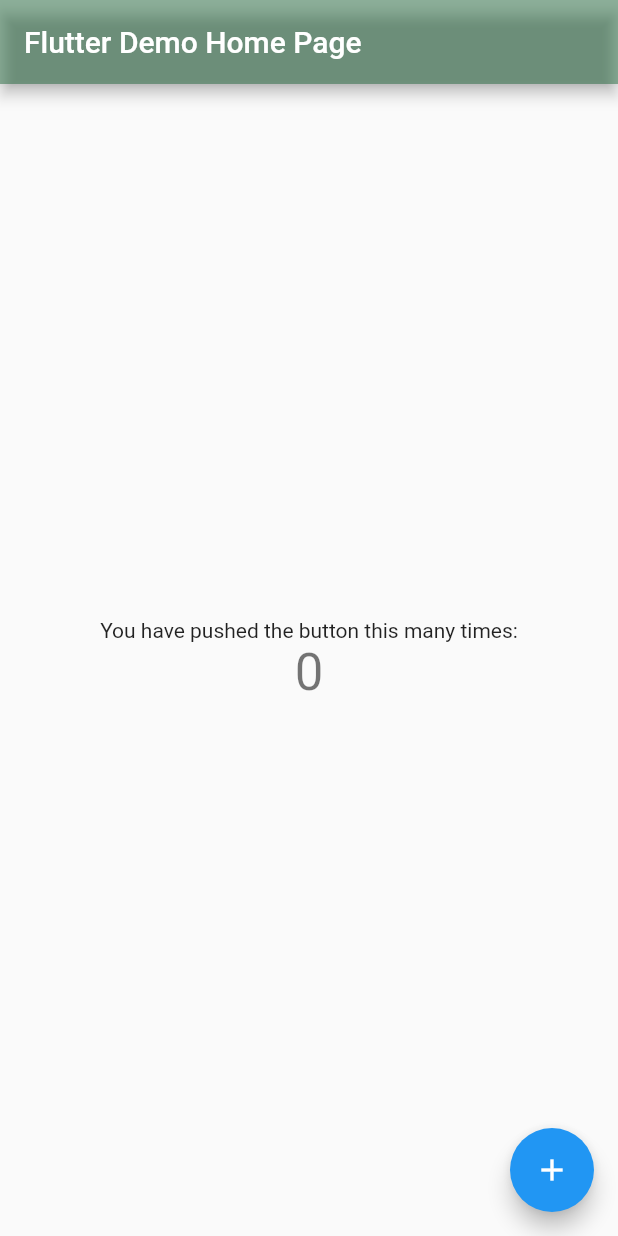
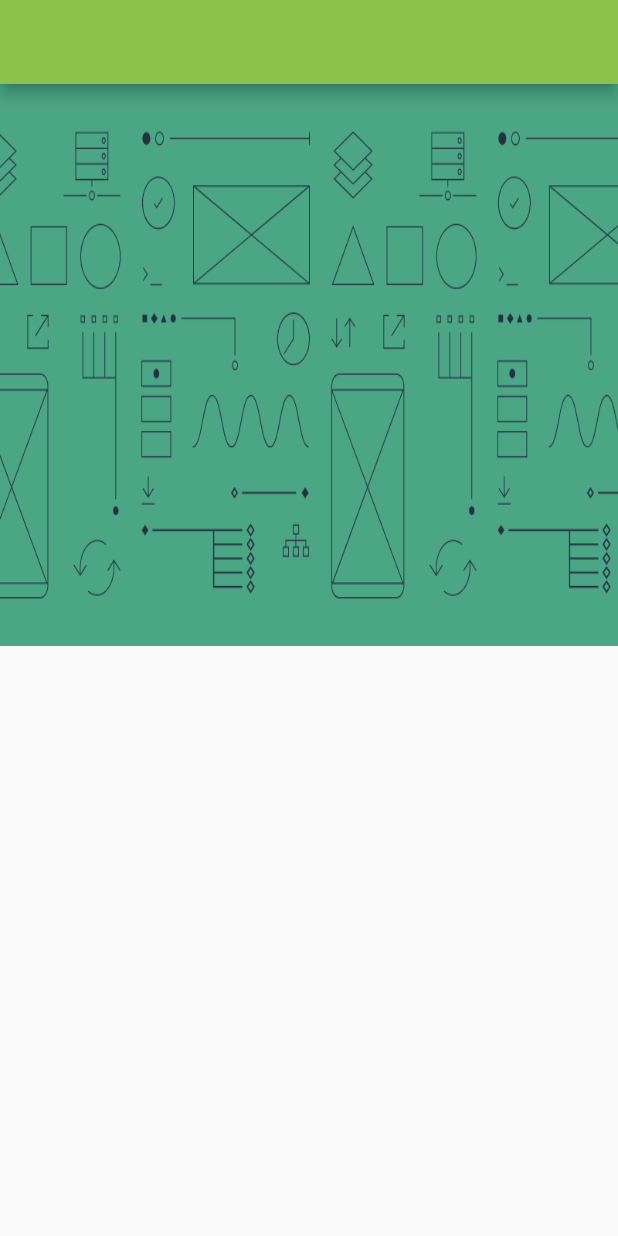
Before and after one commit to hydro-sdk/registry, a Flutter app: the screen it shows after launch, on a phone screen of 412 x 824 dp. Run offline on Flutter 3.47's test engine with Material 2 defaults, Android fonts, the phone set to English and light mode, and no system bars; our stand-ins replace flutter_svg_provider.

Commit message:
wip re coloured pub banner

```diff
--- a/lib/main.dart
+++ b/lib/main.dart
@@ -1,26 +1,17 @@
 import 'package:flutter/material.dart';
+import 'package:flutter_svg_provider/flutter_svg_provider.dart';
 
 void main() {
   runApp(MyApp());
 }
 
 class MyApp extends StatelessWidget {
-  // This widget is the root of your application.
   @override
   Widget build(BuildContext context) {
     return MaterialApp(
       title: 'Flutter Demo',
       theme: ThemeData(
-        // This is the theme of your application.
-        //
-        // Try running your application with "flutter run". You'll see the
-        // application has a blue toolbar. Then, without quitting the app, try
-        // changing the primarySwatch below to Colors.green and then invoke
-        // "hot reload" (press "r" in the console where you ran "flutter run",
-        // or simply save your changes to "hot reload" in a Flutter IDE).
-        // Notice that the counter didn't reset back to zero; the application
-        // is not restarted.
-        primarySwatch: Colors.blue,
+        primarySwatch: Colors.lightGreen,
       ),
       home: MyHomePage(title: 'Flutter Demo Home Page'),
     );
@@ -29,15 +20,6 @@
 
 class MyHomePage extends StatefulWidget {
   MyHomePage({Key? key, this.title}) : super(key: key);
-
-  // This widget is the home page of your application. It is stateful, meaning
-  // that it has a State object (defined below) that contains fields that affect
-  // how it looks.
-
-  // This class is the configuration for the state. It holds the values (in this
-  // case the title) provided by the parent (in this case the App widget) and
-  // used by the build method of the State. Fields in a Widget subclass are
-  // always marked "final".
 
   final String? title;
 
@@ -50,66 +32,27 @@
 
   void _incrementCounter() {
     setState(() {
-      // This call to setState tells the Flutter framework that something has
-      // changed in this State, which causes it to rerun the build method below
-      // so that the display can reflect the updated values. If we changed
-      // _counter without calling setState(), then the build method would not be
-      // called again, and so nothing would appear to happen.
       _counter++;
     });
   }
 
   @override
   Widget build(BuildContext context) {
-    // This method is rerun every time setState is called, for instance as done
-    // by the _incrementCounter method above.
-    //
-    // The Flutter framework has been optimized to make rerunning build methods
-    // fast, so that you can just rebuild anything that needs updating rather
-    // than having to individually change instances of widgets.
+    print(MediaQuery.of(context).size.width);
     return Scaffold(
-      appBar: AppBar(
-        backgroundColor: Color(0xFF75166132),
-        foregroundColor:  Color(0xFF75166132),
-        // Here we take the value from the MyHomePage object that was created by
-        // the App.build method, and use it to set our appbar title.
-        title: Text(widget.title!),
-      ),
-      body: Center(
-        // Center is a layout widget. It takes a single child and positions it
-        // in the middle of the parent.
-        child: Column(
-          // Column is also a layout widget. It takes a list of children and
-          // arranges them vertically. By default, it sizes itself to fit its
-          // children horizontally, and tries to be as tall as its parent.
-          //
-          // Invoke "debug painting" (press "p" in the console, choose the
-          // "Toggle Debug Paint" action from the Flutter Inspector in Android
-          // Studio, or the "Toggle Debug Paint" command in Visual Studio Code)
-          // to see the wireframe for each widget.
-          //
-          // Column has various properties to control how it sizes itself and
-          // how it positions its children. Here we use mainAxisAlignment to
-          // center the children vertically; the main axis here is the vertical
-          // axis because Columns are vertical (the cross axis would be
-          // horizontal).
-          mainAxisAlignment: MainAxisAlignment.center,
-          children: <Widget>[
-            Text(
-              'You have pushed the button this many times:',
-            ),
-            Text(
-              '$_counter',
-              style: Theme.of(context).textTheme.headline4,
-            ),
-          ],
+        appBar: AppBar(
+          // backgroundColor: Color(0xFF75166132),
+          // foregroundColor: Color(0xFF75166132),
         ),
-      ),
-      floatingActionButton: FloatingActionButton(
-        onPressed: _incrementCounter,
-        tooltip: 'Increment',
-        child: Icon(Icons.add),
-      ), // This trailing comma makes auto-formatting nicer for build methods.
-    );
+        body: Container(
+            width: MediaQuery.of(context).size.width,
+            height: MediaQuery.of(context).size.height/2.2,
+            decoration: BoxDecoration(
+                image: DecorationImage(
+              fit: BoxFit.fill,
+              image: AssetImage(
+                "assets/hero-bg-static.png",
+              ),
+            ))));
   }
 }
```
Also changed, not shown: pubspec.yaml (+7 -0 lines), assets/hero-bg-static.png (added), assets/hero-bg-static.svg (added), assets/hero-bg-static2.svg (added), pubspec.lock, 1 other file.
